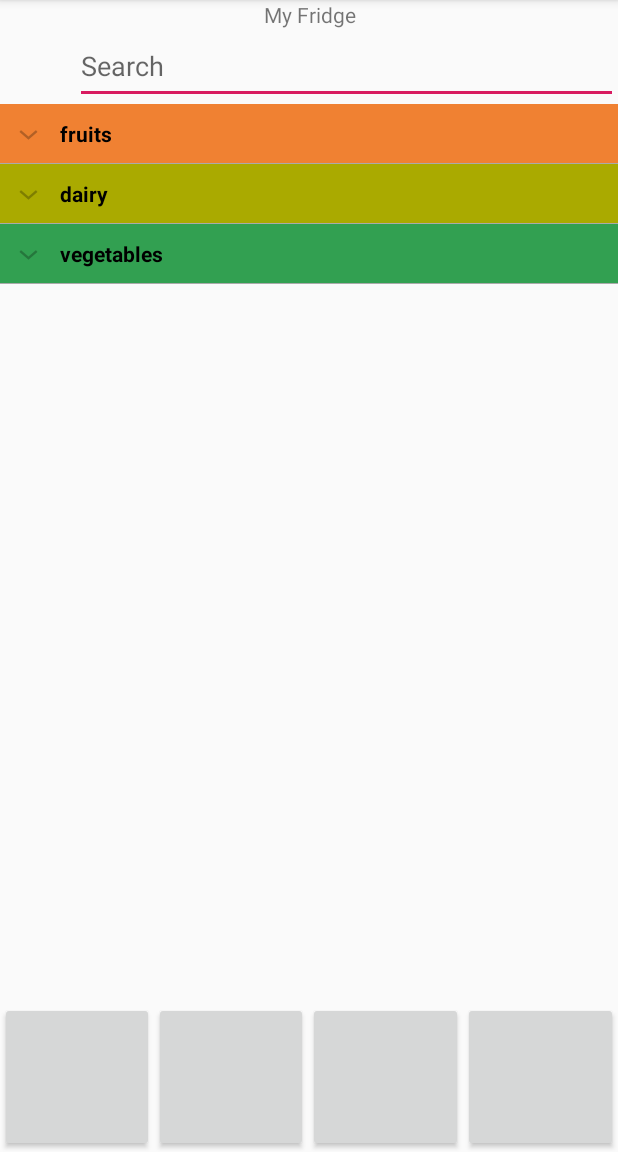
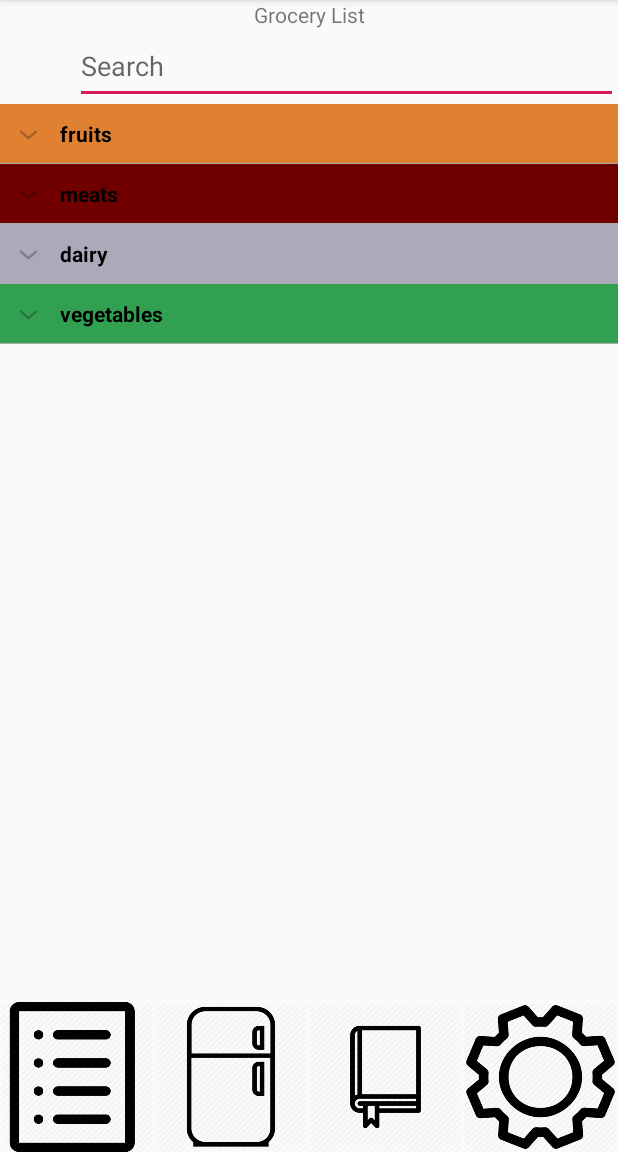
Before and after one commit to supergeno1/FridgeFu, an Android app: the screen it shows after launch (FridgeLanding before the commit, GroceryLanding after it), on a phone screen of 412 x 824 dp, the part 84-1236 px from its top. Run offline under Robolectric (Android 15) with nearby library versions, the phone set to English and light mode, and no system bars.

Commit message:
buttons added + grocery list done

```diff
--- a/FridgeFu/app/src/main/java/com/location/android/fridgefu/CustomExpandableListAdapter.java
+++ b/FridgeFu/app/src/main/java/com/location/android/fridgefu/CustomExpandableListAdapter.java
@@ -49,7 +49,7 @@ public class CustomExpandableListAdapter extends BaseExpandableListAdapter {
         TextView expandedListTextView = (TextView) convertView
                 .findViewById(R.id.expandedListItem);
         expandedListTextView.setText(expandedListText);
-        expandedListTextView.setBackgroundColor(getFoodGroupColor((String) getGroup(listPosition)));
+        expandedListTextView.setBackgroundColor(getFoodGroupColor((String) getGroup(listPosition) + "_child"));
         return convertView;
     }
 
--- a/FridgeFu/app/src/main/java/com/location/android/fridgefu/GroceryLanding.java
+++ b/FridgeFu/app/src/main/java/com/location/android/fridgefu/GroceryLanding.java
@@ -3,12 +3,66 @@ package com.location.android.fridgefu;
 import androidx.appcompat.app.AppCompatActivity;
 
 import android.os.Bundle;
+import android.view.View;
+import android.widget.ExpandableListAdapter;
+import android.widget.ExpandableListView;
+import android.widget.Toast;
+
+import java.util.ArrayList;
+import java.util.HashMap;
+import java.util.List;
 
 public class GroceryLanding extends AppCompatActivity {
+
+    ExpandableListView expandableListView;
+    ExpandableListAdapter expandableListAdapter;
+    List<String> expandableListTitle;
+    HashMap<String, List<String>> expandableListDetail;
 
     @Override
     protected void onCreate(Bundle savedInstanceState) {
         super.onCreate(savedInstanceState);
         setContentView(R.layout.activity_grocery_landing);
+        expandableListView = (ExpandableListView) findViewById(R.id.expandableListView);
+        expandableListDetail = GroceryListDataPump.getData();
+        expandableListTitle = new ArrayList<String>(expandableListDetail.keySet());
+        expandableListAdapter = new CustomExpandableListAdapter(this, expandableListTitle, expandableListDetail);
+        expandableListView.setAdapter(expandableListAdapter);
+        expandableListView.setOnGroupExpandListener(new ExpandableListView.OnGroupExpandListener() {
+
+            @Override
+            public void onGroupExpand(int groupPosition) {
+                Toast.makeText(getApplicationContext(),
+                        expandableListTitle.get(groupPosition) + " List Expanded.",
+                        Toast.LENGTH_SHORT).show();
+            }
+        });
+
+        expandableListView.setOnGroupCollapseListener(new ExpandableListView.OnGroupCollapseListener() {
+
+            @Override
+            public void onGroupCollapse(int groupPosition) {
+                Toast.makeText(getApplicationContext(),
+                        expandableListTitle.get(groupPosition) + " List Collapsed.",
+                        Toast.LENGTH_SHORT).show();
+
+            }
+        });
+
+        expandableListView.setOnChildClickListener(new ExpandableListView.OnChildClickListener() {
+            @Override
+            public boolean onChildClick(ExpandableListView parent, View v,
+                                        int groupPosition, int childPosition, long id) {
+                Toast.makeText(
+                        getApplicationContext(),
+                        expandableListTitle.get(groupPosition)
+                                + " -> "
+                                + expandableListDetail.get(
+                                expandableListTitle.get(groupPosition)).get(
+                                childPosition), Toast.LENGTH_SHORT
+                ).show();
+                return false;
+            }
+        });
     }
 }
--- /dev/null
+++ b/FridgeFu/app/src/main/java/com/location/android/fridgefu/GroceryListDataPump.java
@@ -0,0 +1,33 @@
+package com.location.android.fridgefu;
+
+import java.util.ArrayList;
+import java.util.HashMap;
+import java.util.List;
+
+public class GroceryListDataPump {
+    public static HashMap<String, List<String>> getData() {
+        HashMap<String, List<String>> expandableListDetail = new HashMap<String, List<String>>();
+
+        List<String> dairy = new ArrayList<String>();
+        dairy.add("Milk");
+
+        List<String> vegetables = new ArrayList<String>();
+        vegetables.add("Potato");
+        vegetables.add("Asparagus");
+        vegetables.add("String beans");
+
+        List<String> fruits = new ArrayList<String>();
+        fruits.add("Tomato");
+        fruits.add("Dragon Fruit");
+
+        List<String> meats = new ArrayList<String>();
+        meats.add("Chicken");
+        meats.add("Bacon");
+
+        expandableListDetail.put("dairy", dairy);
+        expandableListDetail.put("vegetables", vegetables);
+        expandableListDetail.put("fruits", fruits);
+        expandableListDetail.put("meats", meats);
+        return expandableListDetail;
+    }
+}
--- a/FridgeFu/app/src/main/java/com/location/android/fridgefu/MainActivity.java
+++ b/FridgeFu/app/src/main/java/com/location/android/fridgefu/MainActivity.java
@@ -11,7 +11,7 @@ public class MainActivity extends AppCompatActivity {
     protected void onCreate(Bundle savedInstanceState) {
         super.onCreate(savedInstanceState);
         setContentView(R.layout.activity_main);
-        Intent a = new Intent(this, FridgeLanding.class);
+        Intent a = new Intent(this, GroceryLanding.class);
         startActivity(a);
     }
 }
--- a/FridgeFu/app/src/main/res/layout/activity_fridge_landing.xml
+++ b/FridgeFu/app/src/main/res/layout/activity_fridge_landing.xml
@@ -45,30 +45,35 @@
         android:orientation="horizontal"
         android:layout_alignParentBottom="true"
         android:id="@+id/bot_nav_bar">
-        <Button
+
+        <ImageButton
             android:layout_width="0dp"
             android:layout_height="match_parent"
-            android:layout_weight="1">
+            android:layout_weight="1"
+            android:adjustViewBounds="true"
+            android:background="@drawable/grocery_list">
 
-        </Button>
-        <Button
+        </ImageButton>
+        <ImageButton
             android:layout_width="0dp"
             android:layout_height="match_parent"
-            android:layout_weight="1">
+            android:layout_weight="1"
+            android:background="@drawable/fridge">
 
-        </Button>
-        <Button
+        </ImageButton>
+        <ImageButton
             android:layout_width="0dp"
             android:layout_height="match_parent"
-            android:layout_weight="1">
+            android:layout_weight="1"
+            android:background="@drawable/recipe_book">
 
-        </Button>
-        <Button
+        </ImageButton>
+        <ImageButton
             android:layout_width="0dp"
             android:layout_height="match_parent"
-            android:layout_weight="1">
-
-        </Button>
+            android:layout_weight="1"
+            android:background="@drawable/settings">
+        </ImageButton>
     </LinearLayout>
 
 
--- a/FridgeFu/app/src/main/res/layout/activity_grocery_landing.xml
+++ b/FridgeFu/app/src/main/res/layout/activity_grocery_landing.xml
@@ -1,9 +1,81 @@
 <?xml version="1.0" encoding="utf-8"?>
-<androidx.constraintlayout.widget.ConstraintLayout xmlns:android="http://schemas.android.com/apk/res/android"
+<RelativeLayout xmlns:android="http://schemas.android.com/apk/res/android"
     xmlns:app="http://schemas.android.com/apk/res-auto"
     xmlns:tools="http://schemas.android.com/tools"
     android:layout_width="match_parent"
     android:layout_height="match_parent"
     tools:context=".GroceryLanding">
+    <LinearLayout
+        android:layout_width="match_parent"
+        android:layout_height="0dp"
+        android:layout_alignParentTop="true"
+        android:layout_above="@+id/bot_nav_bar"
+        android:layout_alignParentLeft="true"
+        android:orientation="vertical">
+        <TextView
+            android:layout_width="match_parent"
+            android:layout_height="wrap_content"
+            android:text="Grocery List"
+            android:gravity="center_horizontal"></TextView>
+        <LinearLayout
+            android:layout_width="match_parent"
+            android:layout_height="wrap_content"
+            android:orientation="horizontal">
+            <ImageView
+                android:layout_width="50dp"
+                android:layout_height="50dp"></ImageView>
 
-</androidx.constraintlayout.widget.ConstraintLayout>
+            <EditText
+                android:layout_width="0dp"
+                android:layout_height="match_parent"
+                android:layout_weight="1"
+                android:hint="@android:string/search_go"></EditText>
+        </LinearLayout>
+        <ExpandableListView
+            android:id="@+id/expandableListView"
+            android:layout_height="match_parent"
+            android:layout_width="match_parent"
+            android:indicatorRight="?android:attr/expandableListPreferredItemIndicatorRight"         android:divider="@android:color/darker_gray"
+            android:dividerHeight="0.5dp" />
+    </LinearLayout>
+
+    <LinearLayout
+        android:layout_width="match_parent"
+        android:layout_height="100dp"
+        android:orientation="horizontal"
+        android:layout_alignParentBottom="true"
+        android:id="@+id/bot_nav_bar">
+
+        <ImageButton
+            android:layout_width="0dp"
+            android:layout_height="match_parent"
+            android:layout_weight="1"
+            android:adjustViewBounds="true"
+            android:background="@drawable/grocery_list">
+
+        </ImageButton>
+        <ImageButton
+            android:layout_width="0dp"
+            android:layout_height="match_parent"
+            android:layout_weight="1"
+            android:background="@drawable/fridge">
+
+        </ImageButton>
+        <ImageButton
+            android:layout_width="0dp"
+            android:layout_height="match_parent"
+            android:layout_weight="1"
+            android:background="@drawable/recipe_book">
+
+        </ImageButton>
+        <ImageButton
+            android:layout_width="0dp"
+            android:layout_height="match_parent"
+            android:layout_weight="1"
+            android:background="@drawable/settings">
+        </ImageButton>
+    </LinearLayout>
+
+
+
+</RelativeLayout>
```
Also changed, not shown: FridgeFu/app/src/main/res/values/colors.xml (+7 -3 lines), FridgeFu/app/src/main/res/drawable/fridge.png (added), FridgeFu/app/src/main/res/drawable/grocery_list.png (added), FridgeFu/app/src/main/res/drawable/recipe_book.png (added), FridgeFu/app/src/main/res/drawable/settings.png (added).
